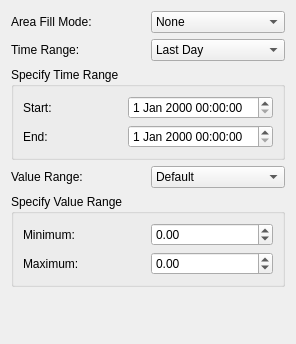
Old version of the form cpp/lib/stonegui/ui/graphiteoptionswidgetui.ui in the repository justajeffy/arsenalsuite.
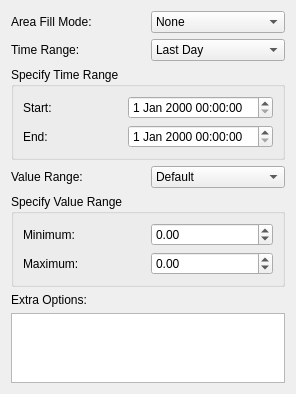
New version of the form.

Diff of the .ui file:
```diff
--- a/cpp/lib/stonegui/ui/graphiteoptionswidgetui.ui
+++ b/cpp/lib/stonegui/ui/graphiteoptionswidgetui.ui
@@ -179,18 +179,15 @@
      </layout>
     </widget>
    </item>
-   <item row="5" column="0">
-    <spacer name="verticalSpacer">
-     <property name="orientation">
-      <enum>Qt::Vertical</enum>
-     </property>
-     <property name="sizeHint" stdset="0">
-      <size>
-       <width>20</width>
-       <height>40</height>
-      </size>
-     </property>
-    </spacer>
+   <item row="5" column="0" colspan="2">
+    <widget class="QLabel" name="label_7">
+    <property name="text">
+      <string>Extra Options:</string>
+    </property>
+    </widget>
+   </item>
+   <item row="6" column="0" colspan="2">
+       <widget class="QListWidget" name="mExtraList"/>
    </item>
   </layout>
  </widget>
```
